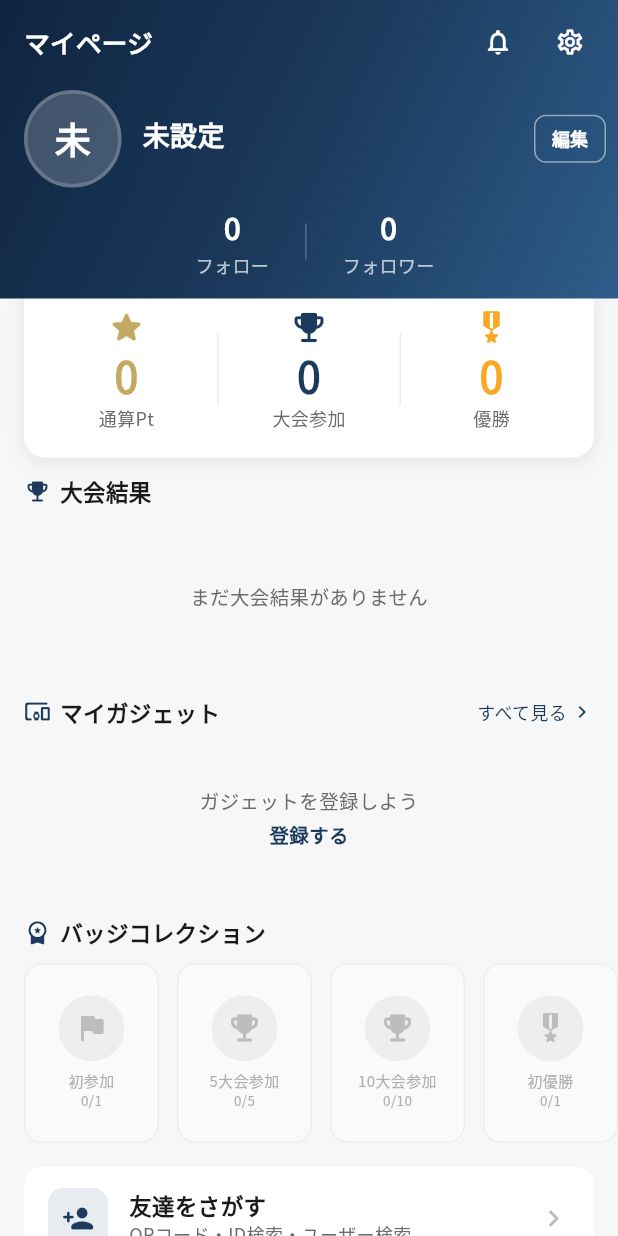
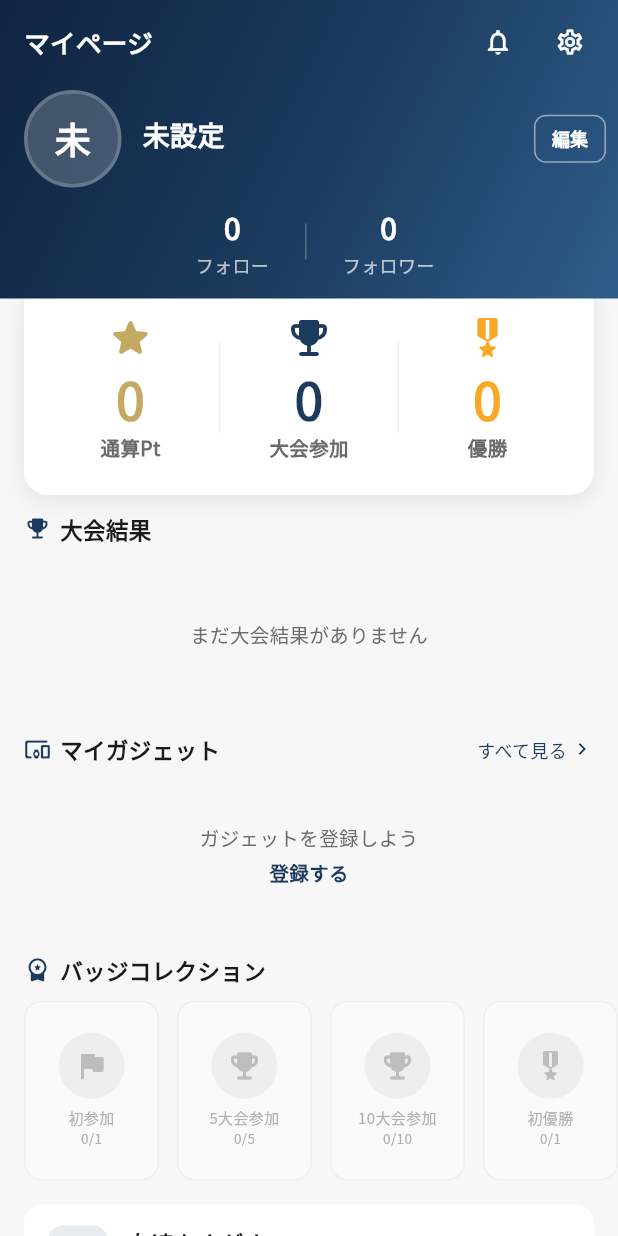
Before and after one commit to sofvo-dev/sofvo, a Flutter app: the MyPageScreen screen opened directly, on a phone screen of 412 x 824 dp. Run offline on Flutter 3.47's test engine with Material 3 defaults, Android fonts, the phone set to English and light mode, and no system bars; our stand-ins replace cached_network_image, cloud_firestore, csv, file_picker, firebase_auth, firebase_core and 8 more; missing offline and left inert: dart:js_interop, mobile_scanner; accounts and stored records are empty; network calls fail.

Commit message:
マイページのダッシュボードスタッツを大きく表示
アイコン・数値・ラベルのサイズを拡大し、カードのパディングも広げて
スタッツがより目立つようにした。

https://claude.ai/code/session_01NdXNSNEhWCRPmtaSJSELhX

```diff
--- a/lib/screens/profile/my_page_screen.dart
+++ b/lib/screens/profile/my_page_screen.dart
@@ -227,18 +227,18 @@ class MyPageScreen extends StatelessWidget {
                   offset: const Offset(0, -12),
                   child: Container(
                     margin: const EdgeInsets.symmetric(horizontal: 16),
-                    padding: const EdgeInsets.symmetric(vertical: 18, horizontal: 8),
+                    padding: const EdgeInsets.symmetric(vertical: 22, horizontal: 12),
                     decoration: BoxDecoration(
                       color: Colors.white,
-                      borderRadius: BorderRadius.circular(14),
-                      boxShadow: [BoxShadow(color: Colors.black.withValues(alpha: 0.08), blurRadius: 10, offset: const Offset(0, 3))],
+                      borderRadius: BorderRadius.circular(16),
+                      boxShadow: [BoxShadow(color: Colors.black.withValues(alpha: 0.08), blurRadius: 12, offset: const Offset(0, 4))],
                     ),
                     child: Row(
                       children: [
                         Expanded(child: _buildDashboardStat(Icons.star_rounded, '$totalPoints', '通算Pt', AppTheme.accentColor)),
-                        Container(width: 1, height: 48, color: Colors.grey[200]),
+                        Container(width: 1, height: 60, color: Colors.grey[200]),
                         Expanded(child: _buildDashboardStat(Icons.emoji_events_rounded, '$tournamentsPlayed', '大会参加', AppTheme.primaryColor)),
-                        Container(width: 1, height: 48, color: Colors.grey[200]),
+                        Container(width: 1, height: 60, color: Colors.grey[200]),
                         Expanded(child: _buildDashboardStat(Icons.military_tech_rounded, '$championships', '優勝', AppTheme.warning)),
                       ],
                     ),
@@ -392,11 +392,11 @@ class MyPageScreen extends StatelessWidget {
   Widget _buildDashboardStat(IconData icon, String value, String label, Color color) {
     return Column(
       children: [
-        Icon(icon, color: color, size: 26),
-        const SizedBox(height: 4),
-        Text(value, style: TextStyle(fontSize: 28, fontWeight: FontWeight.w800, color: color, height: 1.1)),
-        const SizedBox(height: 4),
-        Text(label, style: const TextStyle(fontSize: 12, color: AppTheme.textSecondary, fontWeight: FontWeight.w500)),
+        Icon(icon, color: color, size: 32),
+        const SizedBox(height: 6),
+        Text(value, style: TextStyle(fontSize: 34, fontWeight: FontWeight.w800, color: color, height: 1.1)),
+        const SizedBox(height: 5),
+        Text(label, style: const TextStyle(fontSize: 13, color: AppTheme.textSecondary, fontWeight: FontWeight.w600)),
       ],
     );
   }
```
